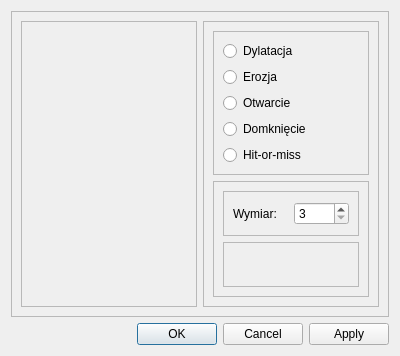
First picture: the form in view/morph_dialog.ui, repository JakubJakacki18/PythonPaint, before the edit.
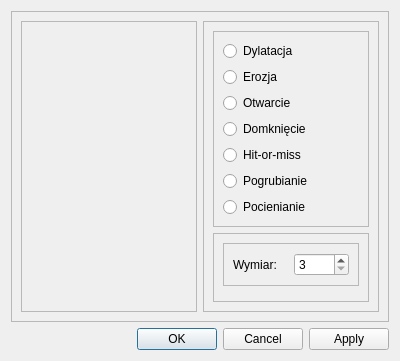
Second picture: the form after the edit.

Commit message: Added to morph_dialog.py hit_or_miss implementation - added thinning and thickening

The edit to the form file:
```diff
--- a/view/morph_dialog.ui
+++ b/view/morph_dialog.ui
@@ -87,6 +87,20 @@
               </property>
              </widget>
             </item>
+            <item>
+             <widget class="QRadioButton" name="thickeningButton">
+              <property name="text">
+               <string>Pogrubianie</string>
+              </property>
+             </widget>
+            </item>
+            <item>
+             <widget class="QRadioButton" name="thinningButton">
+              <property name="text">
+               <string>Pocienianie</string>
+              </property>
+             </widget>
+            </item>
            </layout>
           </widget>
          </item>
```
The commit also changes 4 other files.
